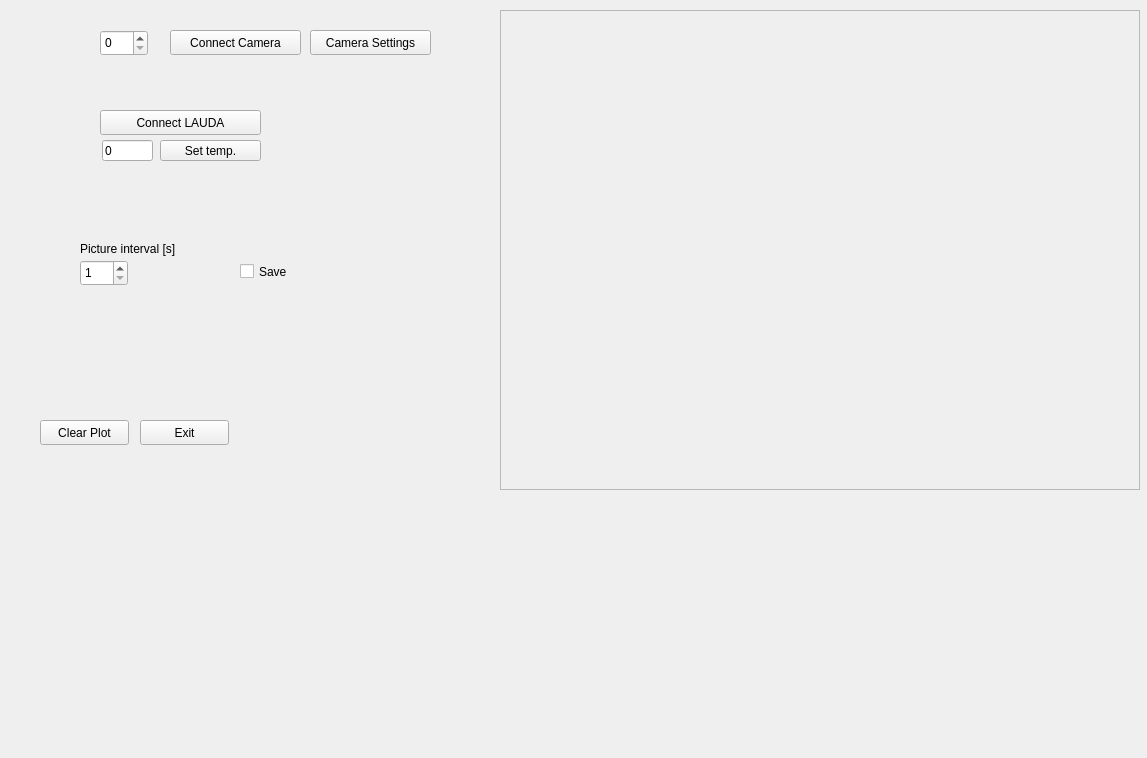
Before: the Qt Designer form src/gui/experiment.ui in gfogwill/FrESH, drawn with Qt 5.
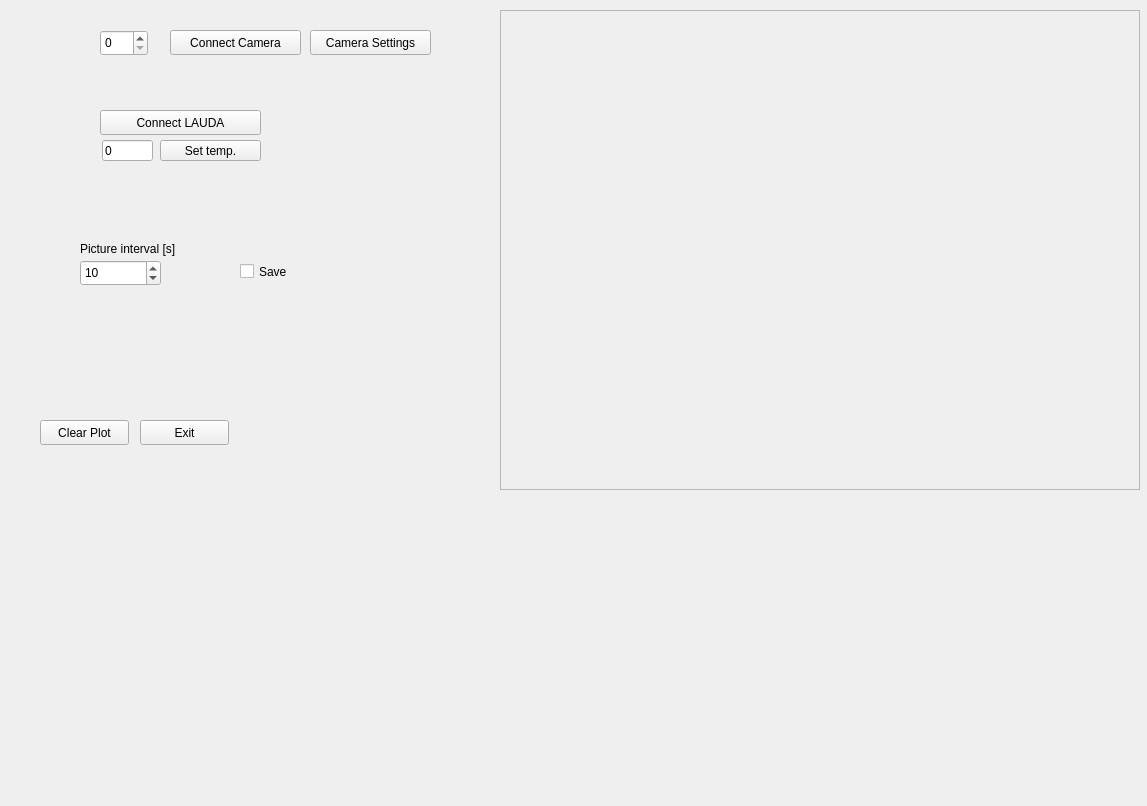
After: the same form once the commit is applied. Custom widgets are drawn as their Qt base class.

Commit message: style: default pic_interval -> 10 s

Diff of the .ui file:
```diff
--- a/src/gui/experiment.ui
+++ b/src/gui/experiment.ui
@@ -7,7 +7,7 @@
     <x>0</x>
     <y>0</y>
     <width>1147</width>
-    <height>758</height>
+    <height>806</height>
    </rect>
   </property>
   <property name="sizePolicy">
@@ -26,7 +26,7 @@
       <x>10</x>
       <y>500</y>
       <width>1131</width>
-      <height>251</height>
+      <height>281</height>
      </rect>
     </property>
    </widget>
@@ -191,13 +191,19 @@
      <rect>
       <x>80</x>
       <y>260</y>
-      <width>48</width>
+      <width>81</width>
       <height>26</height>
      </rect>
     </property>
     <property name="minimum">
      <number>1</number>
     </property>
+    <property name="maximum">
+     <number>1000</number>
+    </property>
+    <property name="value">
+     <number>10</number>
+    </property>
    </widget>
    <zorder>frameVideo</zorder>
    <zorder>graphWidget</zorder>
```
